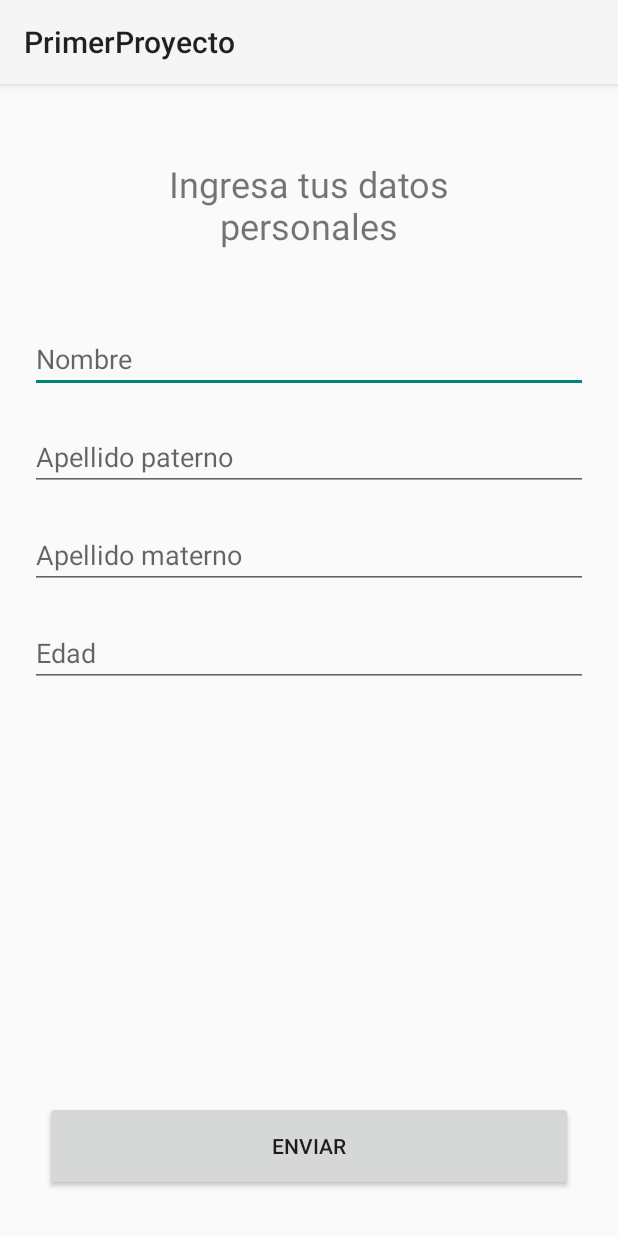
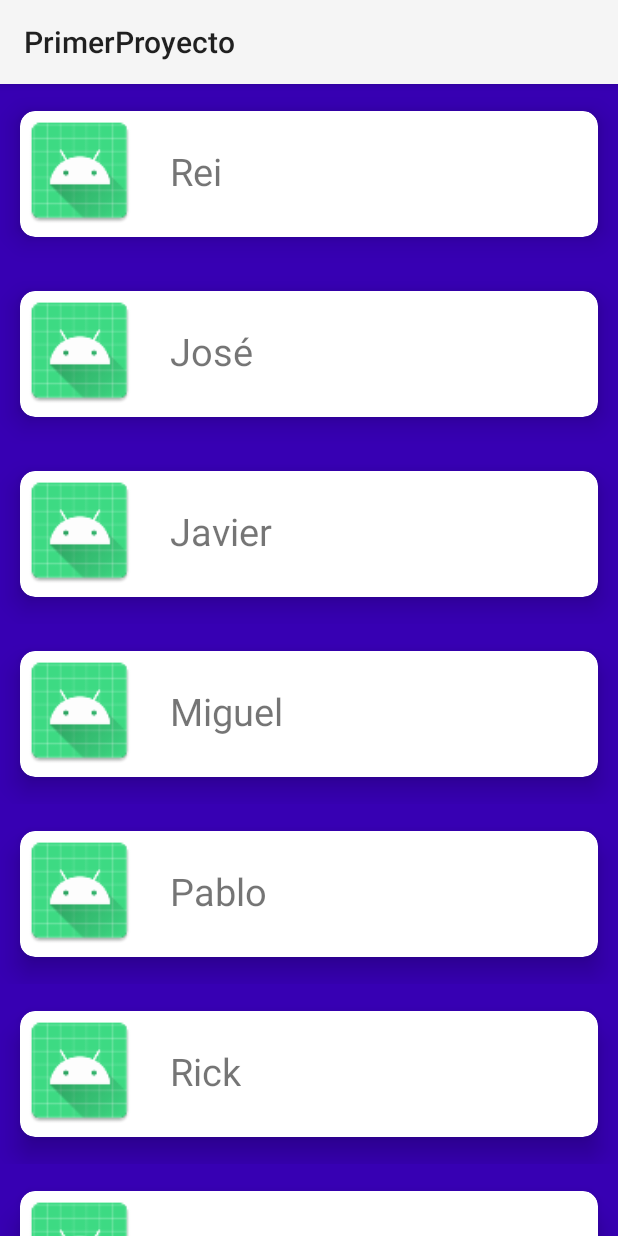
Before and after one commit to ReivajGP/dapdm-android, an Android app: the screen it shows after launch (PersonalDetailsActivity before the commit, RecyclerViewActivity after it), on a phone screen of 412 x 824 dp. Run offline under Robolectric (Android 15) with nearby library versions, the phone set to English and light mode, and no system bars.

Commit message:
Recycler view completo y funcional

```diff
--- a/PrimerProyecto/app/build.gradle
+++ b/PrimerProyecto/app/build.gradle
@@ -37,6 +37,8 @@ dependencies {
     implementation 'androidx.appcompat:appcompat:1.5.1'
     implementation 'com.google.android.material:material:1.6.1'
     implementation 'androidx.constraintlayout:constraintlayout:2.1.4'
+    implementation 'androidx.recyclerview:recyclerview:1.2.1'
+    implementation 'androidx.cardview:cardview:1.0.0'
     testImplementation 'junit:junit:4.13.2'
     androidTestImplementation 'androidx.test.ext:junit:1.1.3'
     androidTestImplementation 'androidx.test.espresso:espresso-core:3.4.0'
--- a/PrimerProyecto/app/src/main/java/com/rgp/primerproyecto/ejercicios_clase/LinearLayoutActivity.kt
+++ b/PrimerProyecto/app/src/main/java/com/rgp/primerproyecto/ejercicios_clase/layouts/FrameLayoutActivity.kt
@@ -1,12 +1,12 @@
-package com.rgp.primerproyecto.ejercicios_clase
+package com.rgp.primerproyecto.ejercicios_clase.layouts
 
 import androidx.appcompat.app.AppCompatActivity
 import android.os.Bundle
 import com.rgp.primerproyecto.R
 
-class LinearLayoutActivity : AppCompatActivity() {
+class FrameLayoutActivity : AppCompatActivity() {
     override fun onCreate(savedInstanceState: Bundle?) {
         super.onCreate(savedInstanceState)
-        setContentView(R.layout.activity_linear_layout)
+        setContentView(R.layout.activity_frame_layout)
     }
 }
--- a/PrimerProyecto/app/src/main/java/com/rgp/primerproyecto/ejercicios_clase/FrameLayoutActivity.kt
+++ b/PrimerProyecto/app/src/main/java/com/rgp/primerproyecto/ejercicios_clase/layouts/LinearLayoutActivity.kt
@@ -1,12 +1,12 @@
-package com.rgp.primerproyecto.ejercicios_clase
+package com.rgp.primerproyecto.ejercicios_clase.layouts
 
 import androidx.appcompat.app.AppCompatActivity
 import android.os.Bundle
 import com.rgp.primerproyecto.R
 
-class FrameLayoutActivity : AppCompatActivity() {
+class LinearLayoutActivity : AppCompatActivity() {
     override fun onCreate(savedInstanceState: Bundle?) {
         super.onCreate(savedInstanceState)
-        setContentView(R.layout.activity_frame_layout)
+        setContentView(R.layout.activity_linear_layout)
     }
 }
--- /dev/null
+++ b/PrimerProyecto/app/src/main/java/com/rgp/primerproyecto/ejercicios_clase/layouts/RecyclerViewActivity.kt
@@ -0,0 +1,34 @@
+package com.rgp.primerproyecto.ejercicios_clase.layouts
+
+import androidx.appcompat.app.AppCompatActivity
+import android.os.Bundle
+import androidx.recyclerview.widget.LinearLayoutManager
+import androidx.recyclerview.widget.RecyclerView
+import com.rgp.primerproyecto.R
+
+class RecyclerViewActivity : AppCompatActivity() {
+    override fun onCreate(savedInstanceState: Bundle?) {
+        super.onCreate(savedInstanceState)
+        setContentView(R.layout.activity_recycler_view)
+
+        var usersList: RecyclerView = findViewById(R.id.rvList)
+        var usersAdapter: UserAdapter = UserAdapter(getData())
+
+        usersList.layoutManager = LinearLayoutManager(this, RecyclerView.VERTICAL, false)
+        usersList.adapter = usersAdapter
+    }
+
+    private fun getData() :ArrayList<RecyclerViewUser> {
+        val data = arrayListOf<RecyclerViewUser>()
+
+        data.add(RecyclerViewUser("Rei", ""))
+        data.add(RecyclerViewUser("José", ""))
+        data.add(RecyclerViewUser("Javier", ""))
+        data.add(RecyclerViewUser("Miguel", ""))
+        data.add(RecyclerViewUser("Pablo", ""))
+        data.add(RecyclerViewUser("Rick", ""))
+        data.add(RecyclerViewUser("Ingrid", ""))
+
+        return data
+    }
+}
--- /dev/null
+++ b/PrimerProyecto/app/src/main/java/com/rgp/primerproyecto/ejercicios_clase/layouts/RecyclerViewUser.kt
@@ -0,0 +1,6 @@
+package com.rgp.primerproyecto.ejercicios_clase.layouts
+
+data class RecyclerViewUser(
+    val name: String,
+    val image: String
+)
--- /dev/null
+++ b/PrimerProyecto/app/src/main/java/com/rgp/primerproyecto/ejercicios_clase/layouts/UserAdapter.kt
@@ -0,0 +1,34 @@
+package com.rgp.primerproyecto.ejercicios_clase.layouts
+
+import android.view.LayoutInflater
+import android.view.View
+import android.view.ViewGroup
+import android.widget.ImageView
+import android.widget.TextView
+import androidx.recyclerview.widget.RecyclerView
+import com.rgp.primerproyecto.R
+
+class UserAdapter(private val items: ArrayList<RecyclerViewUser>) : RecyclerView.Adapter<UserAdapter.UserViewHolder>() {
+    class UserViewHolder(view: View) : RecyclerView.ViewHolder(view) {
+        val userName: TextView
+        val userImage: ImageView
+
+        init {
+            userName = view.findViewById(R.id.tvUserName)
+            userImage = view.findViewById(R.id.ivUserImage)
+        }
+    }
+
+    override fun onCreateViewHolder(parent: ViewGroup, viewType: Int): UserViewHolder {
+        val view: View = LayoutInflater.from(parent.context).inflate(R.layout.recyclerview_item_user, parent, false)
+        return UserViewHolder(view)
+    }
+
+    override fun onBindViewHolder(holder: UserViewHolder, position: Int) {
+        holder.userName.text = items[position].name
+    }
+
+    override fun getItemCount(): Int {
+        return items.size
+    }
+}
--- a/PrimerProyecto/app/src/main/res/layout/activity_frame_layout.xml
+++ b/PrimerProyecto/app/src/main/res/layout/activity_frame_layout.xml
@@ -4,7 +4,7 @@
     xmlns:tools="http://schemas.android.com/tools"
     android:layout_width="match_parent"
     android:layout_height="match_parent"
-    tools:context=".ejercicios_clase.FrameLayoutActivity">
+    tools:context=".ejercicios_clase.layouts.FrameLayoutActivity">
 
     <TextView
         android:text="Ejemplo FRAME LAYOUT"
--- a/PrimerProyecto/app/src/main/res/layout/activity_linear_layout.xml
+++ b/PrimerProyecto/app/src/main/res/layout/activity_linear_layout.xml
@@ -5,7 +5,7 @@
     android:layout_width="match_parent"
     android:layout_height="match_parent"
     android:orientation="horizontal"
-    tools:context=".ejercicios_clase.LinearLayoutActivity">
+    tools:context=".ejercicios_clase.layouts.LinearLayoutActivity">
 
     <TextView
         android:text="TEXTO 1"
--- /dev/null
+++ b/PrimerProyecto/app/src/main/res/layout/activity_recycler_view.xml
@@ -0,0 +1,14 @@
+<?xml version="1.0" encoding="utf-8"?>
+<RelativeLayout xmlns:android="http://schemas.android.com/apk/res/android"
+    xmlns:app="http://schemas.android.com/apk/res-auto"
+    xmlns:tools="http://schemas.android.com/tools"
+    android:layout_width="match_parent"
+    android:layout_height="match_parent"
+    tools:context=".ejercicios_clase.layouts.RecyclerViewActivity">
+
+    <androidx.recyclerview.widget.RecyclerView
+        android:id="@+id/rvList"
+        android:layout_width="match_parent"
+        android:layout_height="match_parent"/>
+
+</RelativeLayout>
--- /dev/null
+++ b/PrimerProyecto/app/src/main/res/layout/recyclerview_item_user.xml
@@ -0,0 +1,41 @@
+<?xml version="1.0" encoding="utf-8"?>
+<RelativeLayout xmlns:android="http://schemas.android.com/apk/res/android"
+    xmlns:tools="http://schemas.android.com/tools"
+    android:layout_width="match_parent"
+    android:layout_height="wrap_content"
+    xmlns:app="http://schemas.android.com/apk/res-auto"
+    android:background="@color/purple_700">
+
+    <androidx.cardview.widget.CardView
+        android:id="@+id/cvUser"
+        app:cardUseCompatPadding="true"
+        app:cardCornerRadius="10dp"
+        app:cardElevation="10dp"
+        android:layout_width="match_parent"
+        android:layout_height="120dp">
+<!--        android:layout_height="wrap_content">-->
+
+        <RelativeLayout
+            android:layout_width="wrap_content"
+            android:layout_height="wrap_content">
+
+            <ImageView
+                android:id="@+id/ivUserImage"
+                android:layout_width="80dp"
+                android:layout_height="80dp"
+                android:src="@mipmap/ic_launcher" />
+            <!--android:layout_height="wrap_content"-->
+            <TextView
+                android:id="@+id/tvUserName"
+                tools:text = "Nombre del usuario"
+                android:layout_width="wrap_content"
+                android:layout_height="wrap_content"
+                android:textSize="25sp"
+                android:layout_marginStart="20dp"
+                android:layout_centerVertical="true"
+                android:layout_toEndOf="@id/ivUserImage"/>
+        </RelativeLayout>
+
+    </androidx.cardview.widget.CardView>
+
+</RelativeLayout>
--- a/PrimerProyecto/app/src/main/res/values/strings.xml
+++ b/PrimerProyecto/app/src/main/res/values/strings.xml
@@ -1,3 +1,5 @@
 <resources>
     <string name="app_name">PrimerProyecto</string>
+    <string name="relative_layout_activity_title">Texto dentro de un RelativeLayout</string>
+    <string name="relative_layout_activity_text_field_hint">Escribe tu nombre</string>
 </resources>
```
Also changed, not shown: PrimerProyecto/app/src/main/AndroidManifest.xml (+9 -3 lines), PrimerProyecto/app/src/main/java/com/rgp/primerproyecto/ejercicios_clase/layouts/RelativeLayoutActivity.kt (added, +65 -0 lines), PrimerProyecto/app/src/main/res/layout/activity_relative_layout.xml (added, +89 -0 lines).
